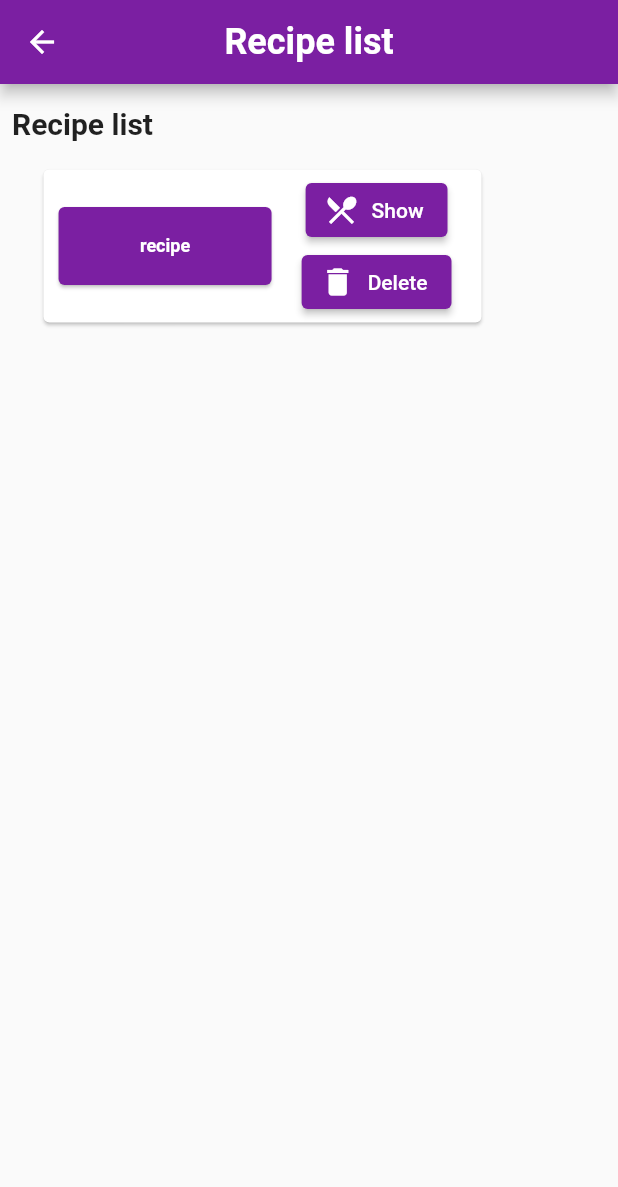
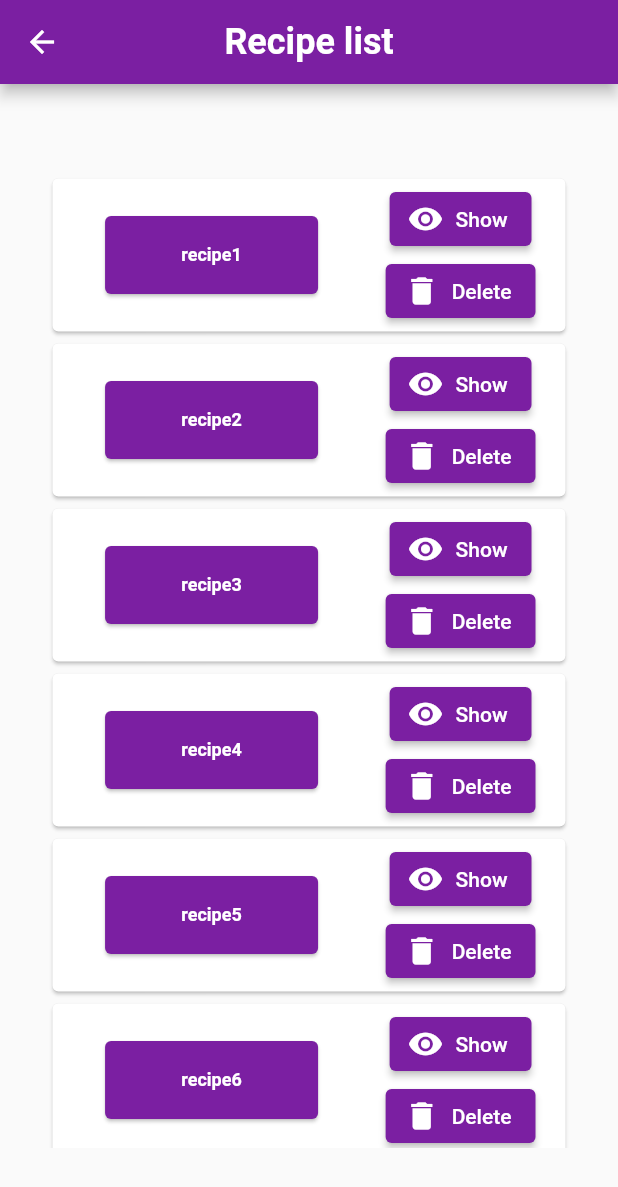
Before and after one commit to FilipMajewsk1/recipe_book_ui, a Flutter app: the screen it shows after launch, after a tap on "Recipe list", on a phone screen of 412 x 824 dp. Shown: the top 1187 px of the screen. Run offline on Flutter 3.47's test engine with Material 2 defaults, Android fonts, the phone set to English and light mode, and no system bars.

Commit message:
Recipe book: RecipeList scrollbar

```diff
--- a/lib/pages/home.dart
+++ b/lib/pages/home.dart
@@ -22,14 +22,14 @@ class _HomeState extends State<Home> {
         backgroundColor: Colors.purple[700],
         centerTitle: true,
       ),
-      body: Column(
-        children: <Widget>[
-          Center(
+      body: Center(
         child: Column(
-
           children: [
+            Container(
+              height: 240,
+            ),
             Padding(
-                  padding: const EdgeInsets.fromLTRB(0, 240, 0, 5),
+              padding: const EdgeInsets.all(5.0),
               child: ElevatedButton.icon(
                 onPressed: () {
                   Navigator.pushNamed(context, '/add_recipe');
@@ -72,8 +72,6 @@ class _HomeState extends State<Home> {
           ],
         ),
       ),
-        ],
-      ),
     );
   }
 }
--- a/lib/pages/recipe_list.dart
+++ b/lib/pages/recipe_list.dart
@@ -1,4 +1,5 @@
 import 'package:flutter/material.dart';
+import 'package:recipe_book_ui/recipe_data/recipe.dart';
 import 'widgets/recipe_name_card.dart';
 class RecipeList extends StatefulWidget {
   const RecipeList({Key? key}) : super(key: key);
@@ -9,7 +10,23 @@ class RecipeList extends StatefulWidget {
 
 class _RecipeListState extends State<RecipeList> {
 
-  String name="recipe";
+  List<Recipe> recipes = [
+    Recipe(name: "recipe1", ingresdients: "ingresdients", steps: "steps"),
+    Recipe(name: "recipe2", ingresdients: "ingresdients", steps: "steps"),
+    Recipe(name: "recipe3", ingresdients: "ingresdients", steps: "steps"),
+    Recipe(name: "recipe4", ingresdients: "ingresdients", steps: "steps"),
+    Recipe(name: "recipe5", ingresdients: "ingresdients", steps: "steps"),
+    Recipe(name: "recipe6", ingresdients: "ingresdients", steps: "steps"),
+    Recipe(name: "recipe7", ingresdients: "ingresdients", steps: "steps"),
+    Recipe(name: "recipe8", ingresdients: "ingresdients", steps: "steps"),
+    Recipe(name: "recipe9", ingresdients: "ingresdients", steps: "steps"),
+    Recipe(name: "recipe10", ingresdients: "ingresdients", steps: "steps"),
+    Recipe(name: "recipe11", ingresdients: "ingresdients", steps: "steps"),
+    Recipe(name: "recipe12", ingresdients: "ingresdients", steps: "steps"),
+    Recipe(name: "recipe13", ingresdients: "ingresdients", steps: "steps")
+  ];
+
+
 
   @override
   Widget build(BuildContext context) {
@@ -25,24 +42,17 @@ class _RecipeListState extends State<RecipeList> {
         backgroundColor: Colors.purple[700],
         centerTitle: true,
       ),
-      body: Column(
-        children: <Widget>[
-          Padding(
-            padding: const EdgeInsets.fromLTRB(0, 15, 240,5),
-            child: Text(
-              "Recipe list",
-              style: TextStyle(
-                fontSize: 20,
-                fontWeight: FontWeight.bold,
-              ),
+      body: Center(
+        child: SizedBox(
+          width: 350,
+          height: 650,
+          child: Scrollbar(
+            thickness: 20,
+            child: ListView(
+              children: recipes.map( (recipe) => RecipeListCard(name: recipe.name)).toList(),
             ),
           ),
-          Padding(
-            padding: const EdgeInsets.fromLTRB(25,10, 25,0),
-            child: RecipeListCard(name: name),
-
-            ),
-        ],
+        ),
       ),
     );
   }
--- a/lib/pages/show_recipe.dart
+++ b/lib/pages/show_recipe.dart
@@ -1 +1,15 @@
 import 'package:flutter/material.dart';
+
+class ShowRecipe extends StatefulWidget {
+  const ShowRecipe({Key? key}) : super(key: key);
+
+  @override
+  State<ShowRecipe> createState() => _ShowRecipeState();
+}
+
+class _ShowRecipeState extends State<ShowRecipe> {
+  @override
+  Widget build(BuildContext context) {
+    return const Placeholder();
+  }
+}
--- a/lib/pages/widgets/recipe_name_card.dart
+++ b/lib/pages/widgets/recipe_name_card.dart
@@ -51,7 +51,7 @@ class _RecipeListCardState extends State<RecipeListCard> {
                   padding: const EdgeInsets.fromLTRB(10, 3, 20, 0),
                   child: ElevatedButton.icon(
                     onPressed: () {},
-                    icon: Icon(Icons.local_restaurant),
+                    icon: Icon(Icons.remove_red_eye),
                     label: Text('Show'),
                     style: ButtonStyle(
                       backgroundColor: MaterialStateProperty.all(Colors.purple[700]),
```
Lines whose indentation alone changed are shown as unchanged.
